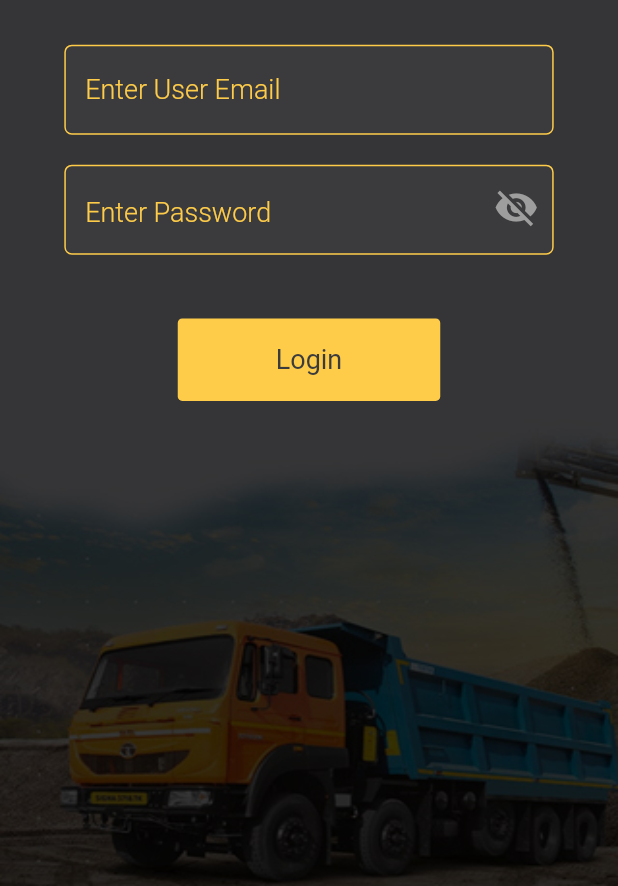
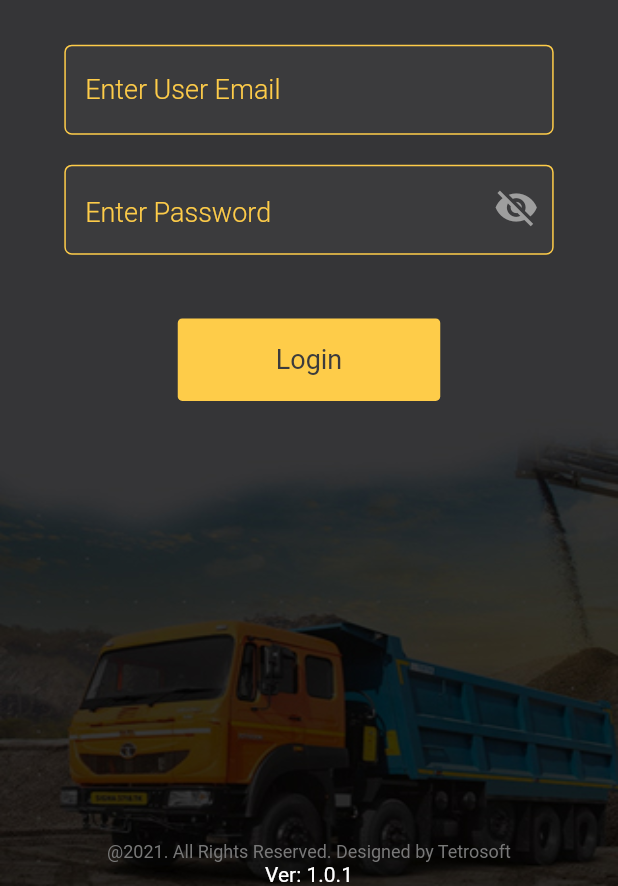
Before and after one commit to muthu-gokul/quarry, a Flutter app: the screen it shows after launch, on a phone screen of 412 x 824 dp, the part 350-1236 px from its top. Run offline on Flutter 3.47's test engine with Material 2 defaults, Android fonts, the light colour scheme and no system bars; our stand-ins replace flutter_svg, pdf, permission_handler, shared_preferences; missing offline and left inert: circular_reveal_animation, mailer, rational; accounts and stored records are empty.

Commit message:
login version check

```diff
--- a/lib/login.dart
+++ b/lib/login.dart
@@ -586,109 +586,110 @@ class _LoginPageState extends State<LoginPage> with TickerProviderStateMixin {
 
 
 
-                    // Spacer(),
-                    // Stack(
-                    //   children: [
-                    //     // Align(
-                    //     //     alignment: Alignment.bottomLeft,
-                    //     //     child:
-                    //     //     // Container(
-                    //     //     //   margin: EdgeInsets.only(bottom: 5),
-                    //     //     //   height: 50,
-                    //     //     //   width: 50,
-                    //     //     //   color: Colors.red,
-                    //     //     // )
-                    //     //     //Text("${Provider.of<BillingNotifier>(context,listen:false).deviceData['id']}"),
-                    //     //   IconButton(icon: Icon(Icons.info_outline,color: Colors.white,),
-                    //     //       onPressed:(){
-                    //     //
-                    //     //
-                    //     //         showGeneralDialog(
-                    //     //             barrierColor: Colors.black.withOpacity(0.5),
-                    //     //             transitionBuilder: (context, a1, a2, widget) {
-                    //     //              var scaleAnimation = new Tween(begin: 0.0, end: 1.0)
-                    //     //                  .animate(new CurvedAnimation(parent: a1, curve: Curves.easeIn));
-                    //     //               return Transform.scale(
-                    //     //                 scale: scaleAnimation.value,
-                    //     //                 child: Dialog(
-                    //     //                   backgroundColor: Colors.white,
-                    //     //                   shape: RoundedRectangleBorder(
-                    //     //                       borderRadius: BorderRadius.circular(10.0)
-                    //     //                   ),
-                    //     //                   child: Container(
-                    //     //                     height: 530,
-                    //     //                     width: 560,
-                    //     //                     decoration: BoxDecoration(
-                    //     //                         borderRadius: BorderRadius.circular(10)
-                    //     //                     ),
-                    //     //                     child: Column(
-                    //     //                       mainAxisAlignment: MainAxisAlignment.start,
-                    //     //                       crossAxisAlignment: CrossAxisAlignment.center,
-                    //     //
-                    //     //                       children: [
-                    //     //                         SvgPicture.asset(
-                    //     //                           'assets/cliparts/device-info-clipart.svg',
-                    //     //                           width: 230,
-                    //     //                           height: 370,
-                    //     //                         ),
-                    //     //                         Text("Your Device Id",style: TextStyle(fontFamily: 'RL',fontSize: 20,color: Color(0xFF555555)),),
-                    //     //                         SizedBox(height: 20,),
-                    //     //                         Container(
-                    //     //                           height: 50,
-                    //     //                           width: 450,
-                    //     //                           decoration: BoxDecoration(
-                    //     //                               borderRadius: BorderRadius.circular(5),
-                    //     //                               color: Color(0xFFF1F1F1)
-                    //     //                           ),
-                    //     //                           child: Center(
-                    //     //                             child:Text("${Provider.of<InventoryNotifier>(context,listen:false).deviceData['id']}",
-                    //     //                                 style: AppTheme.textStyle),
-                    //     //                           ),
-                    //     //                         ),
-                    //     //
-                    //     //                       ],
-                    //     //                     ),
-                    //     //                   ),
-                    //     //
-                    //     //                 ),
-                    //     //               );
-                    //     //             },
-                    //     //             transitionDuration: Duration(milliseconds: 300),
-                    //     //             barrierDismissible: true,
-                    //     //             barrierLabel: '',
-                    //     //             context: context,
-                    //     //             pageBuilder: (context, animation1, animation2) {}
-                    //     //             );
-                    //     //
-                    //     //       }
-                    //     //     ),
-                    //     // ),
-                    //
-                    //     // Align(
-                    //     //   alignment: Alignment.bottomCenter,
-                    //     //   child: Container(
-                    //     //     height: 50,
-                    //     //     child: Column(
-                    //     //       mainAxisAlignment: MainAxisAlignment.end,
-                    //     //
-                    //     //       children: [
-                    //     //         Text(
-                    //     //           "@${DateFormat('yyyy').format(DateTime.now())}. All Rights Reserved. Designed by Tetrosoft",
-                    //     //           style: TextStyle(fontFamily: 'RR',  color: AppTheme.grey,fontSize: 12 ),
-                    //     //
-                    //     //         ),
-                    //     //         // Text("Ver: 1.0.1",
-                    //     //         //   style: TextStyle(fontFamily: 'RR',color: Colors.white,fontWeight: FontWeight.normal,),
-                    //     //         // ),
-                    //     //       ],
-                    //     //     ),
-                    //     //   ),
-                    //     // )
-                    //   ],
-                    // ),
+
+
                   ],
                 ),
             ),
+          ),
+          Stack(
+            children: [
+              /* Align(
+                            alignment: Alignment.bottomLeft,
+                            child:
+                            // Container(
+                            //   margin: EdgeInsets.only(bottom: 5),
+                            //   height: 50,
+                            //   width: 50,
+                            //   color: Colors.red,
+                            // )
+                            //Text("${Provider.of<BillingNotifier>(context,listen:false).deviceData['id']}"),
+                          IconButton(icon: Icon(Icons.info_outline,color: Colors.white,),
+                              onPressed:(){
+
+
+                                showGeneralDialog(
+                                    barrierColor: Colors.black.withOpacity(0.5),
+                                    transitionBuilder: (context, a1, a2, widget) {
+                                     var scaleAnimation = new Tween(begin: 0.0, end: 1.0)
+                                         .animate(new CurvedAnimation(parent: a1, curve: Curves.easeIn));
+                                      return Transform.scale(
+                                        scale: scaleAnimation.value,
+                                        child: Dialog(
+                                          backgroundColor: Colors.white,
+                                          shape: RoundedRectangleBorder(
+                                              borderRadius: BorderRadius.circular(10.0)
+                                          ),
+                                          child: Container(
+                                            height: 530,
+                                            width: 560,
+                                            decoration: BoxDecoration(
+                                                borderRadius: BorderRadius.circular(10)
+                                            ),
+                                            child: Column(
+                                              mainAxisAlignment: MainAxisAlignment.start,
+                                              crossAxisAlignment: CrossAxisAlignment.center,
+
+                                              children: [
+                                                SvgPicture.asset(
+                                                  'assets/cliparts/device-info-clipart.svg',
+                                                  width: 230,
+                                                  height: 370,
+                                                ),
+                                                Text("Your Device Id",style: TextStyle(fontFamily: 'RL',fontSize: 20,color: Color(0xFF555555)),),
+                                                SizedBox(height: 20,),
+                                                Container(
+                                                  height: 50,
+                                                  width: 450,
+                                                  decoration: BoxDecoration(
+                                                      borderRadius: BorderRadius.circular(5),
+                                                      color: Color(0xFFF1F1F1)
+                                                  ),
+                                                  child: Center(
+                                                    child:Text("${Provider.of<InventoryNotifier>(context,listen:false).deviceData['id']}",
+                                                        style: AppTheme.textStyle),
+                                                  ),
+                                                ),
+
+                                              ],
+                                            ),
+                                          ),
+
+                                        ),
+                                      );
+                                    },
+                                    transitionDuration: Duration(milliseconds: 300),
+                                    barrierDismissible: true,
+                                    barrierLabel: '',
+                                    context: context,
+                                    pageBuilder: (context, animation1, animation2) {}
+                                    );
+
+                              }
+                            ),
+                        ),*/
+
+              Align(
+                alignment: Alignment.bottomCenter,
+                child: Container(
+                  height: 50,
+                  child: Column(
+                    mainAxisAlignment: MainAxisAlignment.end,
+
+                    children: [
+                      Text(
+                        "@${DateFormat('yyyy').format(DateTime.now())}. All Rights Reserved. Designed by Tetrosoft",
+                        style: TextStyle(fontFamily: 'RR',  color: AppTheme.grey,fontSize: 12 ),
+
+                      ),
+                      Text("Ver: 1.0.1",
+                        style: TextStyle(fontFamily: 'RR',color: Colors.white,fontWeight: FontWeight.normal,),
+                      ),
+                    ],
+                  ),
+                ),
+              )
+            ],
           ),
           isLoading?Container(
             height: _height,
```
